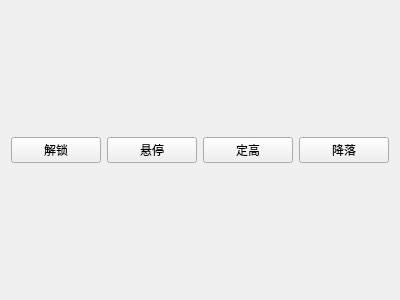
First picture: the form in FlightControl/flightcontrol.ui, repository UAVWorks/Q3DGroundStation, before the edit.
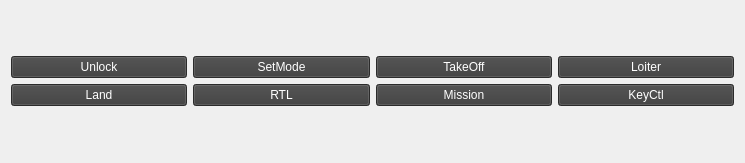
Second picture: the form after the edit.

What changed in the file:
```diff
--- a/FlightControl/flightcontrol.ui
+++ b/FlightControl/flightcontrol.ui
@@ -6,43 +6,111 @@
    <rect>
     <x>0</x>
     <y>0</y>
-    <width>400</width>
-    <height>300</height>
+    <width>745</width>
+    <height>163</height>
    </rect>
   </property>
   <property name="windowTitle">
    <string>Form</string>
   </property>
+  <layout class="QVBoxLayout" name="verticalLayout_2">
+   <item>
   <layout class="QVBoxLayout" name="verticalLayout">
    <item>
-    <layout class="QHBoxLayout" name="horizontalLayout">
+      <layout class="QHBoxLayout" name="horizontalLayout_2">
      <item>
       <widget class="QPushButton" name="unlock">
+         <property name="styleSheet">
+          <string notr="true">background-color: rgb(60, 60, 60);
+color: rgb(255, 255, 255);</string>
+         </property>
        <property name="text">
-        <string>解锁</string>
+          <string>Unlock</string>
        </property>
       </widget>
      </item>
      <item>
-      <widget class="QPushButton" name="hover">
+        <widget class="QPushButton" name="set_mode">
+         <property name="styleSheet">
+          <string notr="true">background-color: rgb(60, 60, 60);
+color: rgb(255, 255, 255);</string>
+         </property>
        <property name="text">
-        <string>悬停</string>
+          <string>SetMode</string>
        </property>
       </widget>
      </item>
      <item>
-      <widget class="QPushButton" name="setHigh">
+        <widget class="QPushButton" name="take_off">
+         <property name="styleSheet">
+          <string notr="true">background-color: rgb(60, 60, 60);
+color: rgb(255, 255, 255);</string>
+         </property>
        <property name="text">
-        <string>定高</string>
+          <string>TakeOff</string>
        </property>
       </widget>
      </item>
+       <item>
+        <widget class="QPushButton" name="loiter">
+         <property name="styleSheet">
+          <string notr="true">background-color: rgb(60, 60, 60);
+color: rgb(255, 255, 255);</string>
+         </property>
+         <property name="text">
+          <string>Loiter</string>
+         </property>
+        </widget>
+       </item>
+      </layout>
+     </item>
+     <item>
+      <layout class="QHBoxLayout" name="horizontalLayout">
      <item>
       <widget class="QPushButton" name="land">
+         <property name="styleSheet">
+          <string notr="true">background-color: rgb(60, 60, 60);
+color: rgb(255, 255, 255);</string>
+         </property>
        <property name="text">
-        <string>降落</string>
-       </property>
-      </widget>
+          <string>Land</string>
+         </property>
+        </widget>
+       </item>
+       <item>
+        <widget class="QPushButton" name="rtl">
+         <property name="styleSheet">
+          <string notr="true">background-color: rgb(60, 60, 60);
+color: rgb(255, 255, 255);</string>
+         </property>
+         <property name="text">
+          <string>RTL</string>
+         </property>
+        </widget>
+       </item>
+       <item>
+        <widget class="QPushButton" name="mission">
+         <property name="styleSheet">
+          <string notr="true">background-color: rgb(60, 60, 60);
+color: rgb(255, 255, 255);</string>
+         </property>
+         <property name="text">
+          <string>Mission</string>
+         </property>
+        </widget>
+       </item>
+       <item>
+        <widget class="QPushButton" name="key_ctl">
+         <property name="styleSheet">
+          <string notr="true">background-color: rgb(60, 60, 60);
+color: rgb(255, 255, 255);</string>
+         </property>
+         <property name="text">
+          <string>KeyCtl</string>
+         </property>
+        </widget>
+       </item>
+      </layout>
      </item>
     </layout>
    </item>
```
Lines whose indentation alone changed are shown as unchanged.
